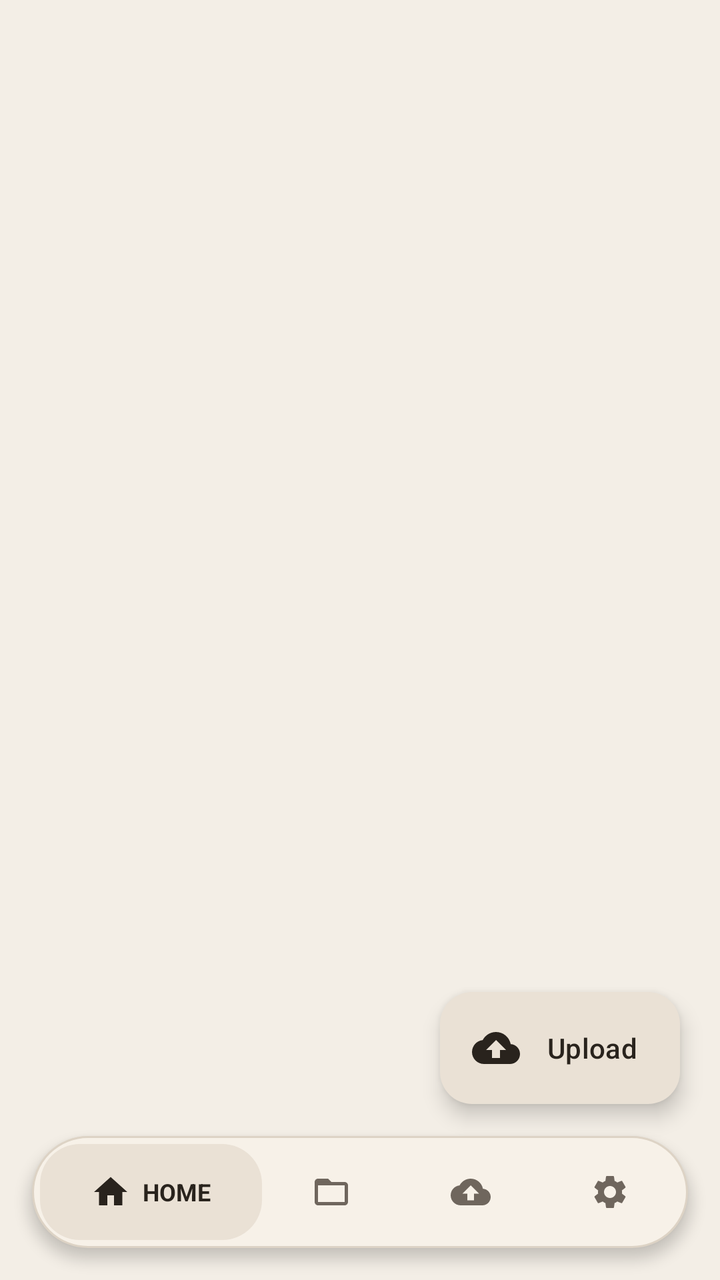
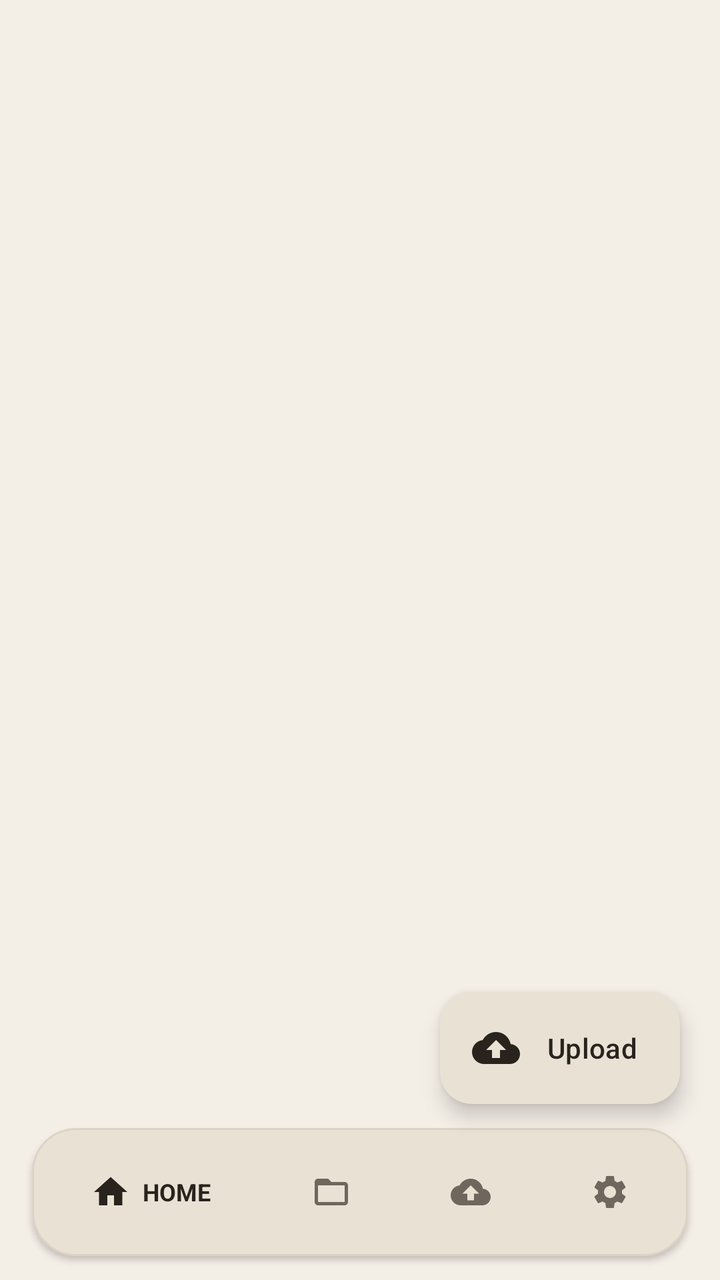

Two renders of the same Android screen: before a commit and after it. Below are the layout's source before the change and the commit's diff.
<!-- AndroidManifest.xml: application theme Theme.CipherVault -->
<!-- res/layout/activity_main.xml -->
<?xml version="1.0" encoding="utf-8"?>
<androidx.coordinatorlayout.widget.CoordinatorLayout
    xmlns:android="http://schemas.android.com/apk/res/android"
    xmlns:app="http://schemas.android.com/apk/res-auto"
    xmlns:tools="http://schemas.android.com/tools"
    android:id="@+id/main_root"
    android:layout_width="match_parent"
    android:layout_height="match_parent"
    android:background="?attr/colorSurface">

    
    <androidx.fragment.app.FragmentContainerView
        android:id="@+id/nav_host_container"
        android:layout_width="match_parent"
        android:layout_height="match_parent"
        android:layout_marginBottom="80dp" />

    
    <LinearLayout
        android:id="@+id/layoutPillNav"
        android:layout_width="match_parent"
        android:layout_height="56dp"
        android:layout_gravity="bottom"
        android:layout_marginStart="16dp"
        android:layout_marginEnd="16dp"
        android:layout_marginBottom="16dp"
        android:background="@drawable/bg_pill_nav_container"
        android:orientation="horizontal"
        android:gravity="center_vertical"
        android:padding="4dp"
        android:elevation="4dp">

        
        <LinearLayout
            android:id="@+id/tabHome"
            android:layout_width="0dp"
            android:layout_height="match_parent"
            android:layout_weight="1.6"
            android:background="@drawable/bg_pill_active"
            android:gravity="center"
            android:orientation="horizontal"
            android:paddingHorizontal="10dp"
            android:clickable="true"
            android:focusable="true">

            <ImageView
                android:layout_width="20dp"
                android:layout_height="20dp"
                android:contentDescription="@string/nav_home"
                android:src="@drawable/ic_nav_home"
                app:tint="?attr/colorOnPrimaryContainer" />

            <TextView
                android:id="@+id/textHome"
                android:layout_width="wrap_content"
                android:layout_height="wrap_content"
                android:layout_marginStart="6dp"
                android:text="@string/nav_home"
                android:textColor="?attr/colorOnPrimaryContainer"
                android:textSize="12sp"
                android:textStyle="bold"
                android:visibility="visible" />
        </LinearLayout>

        
        <LinearLayout
            android:id="@+id/tabFiles"
            android:layout_width="0dp"
            android:layout_height="match_parent"
            android:layout_weight="1.0"
            android:gravity="center"
            android:orientation="horizontal"
            android:paddingHorizontal="10dp"
            android:clickable="true"
            android:focusable="true">

            <ImageView
                android:layout_width="20dp"
                android:layout_height="20dp"
                android:contentDescription="@string/nav_files"
                android:src="@drawable/ic_nav_files"
                app:tint="?attr/colorOnSurfaceVariant" />

            <TextView
                android:id="@+id/textFiles"
                android:layout_width="wrap_content"
                android:layout_height="wrap_content"
                android:layout_marginStart="6dp"
                android:text="@string/nav_files"
                android:textColor="?attr/colorOnPrimaryContainer"
                android:textSize="12sp"
                android:textStyle="bold"
                android:visibility="gone" />
        </LinearLayout>

        
        <LinearLayout
            android:id="@+id/tabUpload"
            android:layout_width="0dp"
            android:layout_height="match_parent"
            android:layout_weight="1.0"
            android:gravity="center"
            android:orientation="horizontal"
            android:paddingHorizontal="10dp"
            android:clickable="true"
            android:focusable="true">

            <ImageView
                android:layout_width="20dp"
                android:layout_height="20dp"
                android:contentDescription="@string/nav_upload"
                android:src="@drawable/ic_file_upload"
                app:tint="?attr/colorOnSurfaceVariant" />

            <TextView
                android:id="@+id/textUpload"
                android:layout_width="wrap_content"
                android:layout_height="wrap_content"
                android:layout_marginStart="6dp"
                android:text="@string/nav_upload"
                android:textColor="?attr/colorOnPrimaryContainer"
                android:textSize="12sp"
                android:textStyle="bold"
                android:visibility="gone" />
        </LinearLayout>

        
        <LinearLayout
            android:id="@+id/tabSettings"
            android:layout_width="0dp"
            android:layout_height="match_parent"
            android:layout_weight="1.0"
            android:gravity="center"
            android:orientation="horizontal"
            android:paddingHorizontal="10dp"
            android:clickable="true"
            android:focusable="true">

            <ImageView
                android:layout_width="20dp"
                android:layout_height="20dp"
                android:contentDescription="@string/nav_settings"
                android:src="@drawable/ic_nav_settings"
                app:tint="?attr/colorOnSurfaceVariant" />

            <TextView
                android:id="@+id/textSettings"
                android:layout_width="wrap_content"
                android:layout_height="wrap_content"
                android:layout_marginStart="6dp"
                android:text="@string/nav_settings"
                android:textColor="?attr/colorOnPrimaryContainer"
                android:textSize="12sp"
                android:textStyle="bold"
                android:visibility="gone" />
        </LinearLayout>

    </LinearLayout>

    
    <com.google.android.material.floatingactionbutton.ExtendedFloatingActionButton
        android:id="@+id/fabUpload"
        android:layout_width="wrap_content"
        android:layout_height="wrap_content"
        android:layout_gravity="bottom|end"
        android:layout_marginEnd="20dp"
        android:layout_marginBottom="88dp"
        android:text="@string/fab_upload"
        android:textColor="?attr/colorOnPrimaryContainer"
        app:icon="@drawable/ic_file_upload"
        app:iconTint="?attr/colorOnPrimaryContainer"
        app:backgroundTint="?attr/colorPrimaryContainer"
        app:elevation="4dp"
        android:contentDescription="@string/fab_upload" />

</androidx.coordinatorlayout.widget.CoordinatorLayout>
<!-- resources referenced by this layout -->
<resources>
  <!-- drawable bg_pill_active (drawable) -->
  <?xml version="1.0" encoding="utf-8"?>
  <shape xmlns:android="http://schemas.android.com/apk/res/android"
      android:shape="rectangle">
      <solid android:color="?attr/colorPrimaryContainer" />
      <corners android:radius="20dp" />
  </shape>
  <!-- drawable bg_pill_nav_container (drawable) -->
  <?xml version="1.0" encoding="utf-8"?>
  <shape xmlns:android="http://schemas.android.com/apk/res/android"
      android:shape="rectangle">
      <solid android:color="?attr/colorSurfaceContainerHigh" />
      <corners android:radius="30dp" />
      <stroke
          android:width="1dp"
          android:color="?attr/colorOutlineVariant" />
  </shape>
  <!-- drawable ic_nav_files (drawable) -->
  <vector xmlns:android="http://schemas.android.com/apk/res/android"
      android:width="24dp"
      android:height="24dp"
      android:viewportWidth="24"
      android:viewportHeight="24">
    <path
        android:fillColor="@android:color/white"
        android:pathData="M20,6h-8l-2,-2H4C2.9,4 2.01,4.9 2.01,6L2,18c0,1.1 0.9,2 2,2h16c1.1,0 2,-0.9 2,-2V8c0,-1.1 -0.9,-2 -2,-2zM20,18H4V8h16v10z"/>
  </vector>
  <!-- drawable ic_nav_home (drawable) -->
  <vector xmlns:android="http://schemas.android.com/apk/res/android"
      android:width="24dp"
      android:height="24dp"
      android:viewportWidth="24"
      android:viewportHeight="24">
    <path
        android:fillColor="@android:color/white"
        android:pathData="M10,20v-6h4v6h5v-8h3L12,3 2,12h3v8z"/>
  </vector>
  <string name="fab_upload">Upload</string>
  <string name="nav_files">FILES</string>
  <string name="nav_home">HOME</string>
  <string name="nav_settings">SETTINGS</string>
  <string name="nav_upload">UPLOAD</string>
  <color name="cv_light_primary_brown">#6B5239</color>
  <color name="cv_light_surface">#FFFDF9</color>
  <color name="cv_light_surface_container">#EAE1D5</color>
  <color name="cv_light_text_primary">#29231D</color>
  <color name="cv_light_caramel">#A68157</color>
  <color name="cv_light_surface_elevated">#F7F1E8</color>
  <color name="cv_light_bg">#F3EEE6</color>
  <color name="cv_light_text_secondary">#6F665D</color>
  <color name="cv_light_outline">#C9BDAF</color>
  <color name="cv_light_outline_variant">#DDD3C5</color>
  <color name="status_error">#EF4444</color>
  <color name="status_error_container">#3D1515</color>
  <style name="ShapeAppearance.CipherVault.Small" parent="ShapeAppearance.Material3.Corner.Small">
          <item name="cornerSize">14dp</item>
      </style>
  <style name="ShapeAppearance.CipherVault.Medium" parent="ShapeAppearance.Material3.Corner.Medium">
          <item name="cornerSize">20dp</item>
      </style>
  <style name="ShapeAppearance.CipherVault.Large" parent="ShapeAppearance.Material3.Corner.Large">
          <item name="cornerSize">28dp</item>
      </style>
  <style name="Theme.CipherVault.BottomSheetDialog" parent="ThemeOverlay.Material3.BottomSheetDialog">
          <item name="bottomSheetStyle">@style/Widget.CipherVault.BottomSheet</item>
      </style>
  <style name="Widget.CipherVault.BottomSheet" parent="Widget.Material3.BottomSheet">
          <item name="shapeAppearance">@style/ShapeAppearance.CipherVault.BottomSheet</item>
          <item name="backgroundTint">@color/cv_light_surface</item>
      </style>
  <style name="ShapeAppearance.CipherVault.BottomSheet" parent="ShapeAppearance.Material3.Corner.Large">
          <item name="cornerSizeTopLeft">28dp</item>
          <item name="cornerSizeTopRight">28dp</item>
          <item name="cornerSizeBottomLeft">0dp</item>
          <item name="cornerSizeBottomRight">0dp</item>
      </style>
  <!-- unchanged entries left out for length: 3 -->
</resources>

<!-- the commit's change to res/layout/activity_main.xml (unified diff, before → after) -->
@@ -2,7 +2,6 @@
 <androidx.coordinatorlayout.widget.CoordinatorLayout
     xmlns:android="http://schemas.android.com/apk/res/android"
     xmlns:app="http://schemas.android.com/apk/res-auto"
-    xmlns:tools="http://schemas.android.com/tools"
     android:id="@+id/main_root"
     android:layout_width="match_parent"
     android:layout_height="match_parent"
@@ -13,149 +12,162 @@
         android:id="@+id/nav_host_container"
         android:layout_width="match_parent"
         android:layout_height="match_parent"
-        android:layout_marginBottom="80dp" />
+        android:layout_marginBottom="84dp" />
 
     
-    <LinearLayout
-        android:id="@+id/layoutPillNav"
+    <com.google.android.material.card.MaterialCardView
         android:layout_width="match_parent"
-        android:layout_height="56dp"
+        android:layout_height="64dp"
         android:layout_gravity="bottom"
         android:layout_marginStart="16dp"
         android:layout_marginEnd="16dp"
-        android:layout_marginBottom="16dp"
-        android:background="@drawable/bg_pill_nav_container"
-        android:orientation="horizontal"
-        android:gravity="center_vertical"
-        android:padding="4dp"
-        android:elevation="4dp">
+        android:layout_marginBottom="12dp"
+        app:cardBackgroundColor="?attr/colorSurfaceContainerLow"
+        app:cardCornerRadius="22dp"
+        app:cardElevation="2dp"
+        app:strokeColor="?attr/colorOutlineVariant"
+        app:strokeWidth="1dp">
 
-        
         <LinearLayout
-            android:id="@+id/tabHome"
-            android:layout_width="0dp"
+            android:id="@+id/layoutPillNav"
+            android:layout_width="match_parent"
             android:layout_height="match_parent"
-            android:layout_weight="1.6"
-            android:background="@drawable/bg_pill_active"
-            android:gravity="center"
+            android:gravity="center_vertical"
             android:orientation="horizontal"
-            android:paddingHorizontal="10dp"
-            android:clickable="true"
-            android:focusable="true">
+            android:padding="4dp">
 
-            <ImageView
-                android:layout_width="20dp"
-                android:layout_height="20dp"
-                android:contentDescription="@string/nav_home"
-                android:src="@drawable/ic_nav_home"
-                app:tint="?attr/colorOnPrimaryContainer" />
+            
+            <LinearLayout
+                android:id="@+id/tabHome"
+                android:layout_width="0dp"
+                android:layout_height="match_parent"
+                android:layout_weight="1.6"
+                android:background="@drawable/bg_pill_active"
+                android:clickable="true"
+                android:focusable="true"
+                android:gravity="center"
+                android:orientation="horizontal"
+                android:paddingHorizontal="10dp">
 
-            <TextView
-                android:id="@+id/textHome"
-                android:layout_width="wrap_content"
-                android:layout_height="wrap_content"
-                android:layout_marginStart="6dp"
-                android:text="@string/nav_home"
-                android:textColor="?attr/colorOnPrimaryContainer"
-                android:textSize="12sp"
-                android:textStyle="bold"
-                android:visibility="visible" />
+                <ImageView
+                    android:layout_width="20dp"
+                    android:layout_height="20dp"
+                    android:contentDescription="@string/nav_home"
+                    android:src="@drawable/ic_nav_home"
+                    app:tint="?attr/colorOnPrimaryContainer" />
+
+                <TextView
+                    android:id="@+id/textHome"
+                    android:layout_width="wrap_content"
+                    android:layout_height="wrap_content"
+                    android:layout_marginStart="6dp"
+                    android:text="@string/nav_home"
+                    android:textColor="?attr/colorOnPrimaryContainer"
+                    android:textSize="12sp"
+                    android:textStyle="bold"
+                    android:visibility="visible" />
+
+            </LinearLayout>
+
+            
+            <LinearLayout
+                android:id="@+id/tabFiles"
+                android:layout_width="0dp"
+                android:layout_height="match_parent"
+                android:layout_weight="1"
+                android:clickable="true"
+                android:focusable="true"
+                android:gravity="center"
+                android:orientation="horizontal"
+                android:paddingHorizontal="10dp">
+
+                <ImageView
+                    android:layout_width="20dp"
+                    android:layout_height="20dp"
+                    android:contentDescription="@string/nav_files"
+                    android:src="@drawable/ic_nav_files"
+                    app:tint="?attr/colorOnSurfaceVariant" />
+
+                <TextView
+                    android:id="@+id/textFiles"
+                    android:layout_width="wrap_content"
+                    android:layout_height="wrap_content"
+                    android:layout_marginStart="6dp"
+                    android:text="@string/nav_files"
+                    android:textColor="?attr/colorOnPrimaryContainer"
+                    android:textSize="12sp"
+                    android:textStyle="bold"
+                    android:visibility="gone" />
+
+            </LinearLayout>
+
+            
+            <LinearLayout
+                android:id="@+id/tabUpload"
+                android:layout_width="0dp"
+                android:layout_height="match_parent"
+                android:layout_weight="1"
+                android:clickable="true"
+                android:focusable="true"
+                android:gravity="center"
+                android:orientation="horizontal"
+                android:paddingHorizontal="10dp">
+
+                <ImageView
+                    android:layout_width="20dp"
+                    android:layout_height="20dp"
+                    android:contentDescription="@string/nav_upload"
+                    android:src="@drawable/ic_file_upload"
+                    app:tint="?attr/colorOnSurfaceVariant" />
+
+                <TextView
+                    android:id="@+id/textUpload"
+                    android:layout_width="wrap_content"
+                    android:layout_height="wrap_content"
+                    android:layout_marginStart="6dp"
+                    android:text="@string/nav_upload"
+                    android:textColor="?attr/colorOnPrimaryContainer"
+                    android:textSize="12sp"
+                    android:textStyle="bold"
+                    android:visibility="gone" />
+
+            </LinearLayout>
+
+            
+            <LinearLayout
+                android:id="@+id/tabSettings"
+                android:layout_width="0dp"
+                android:layout_height="match_parent"
+                android:layout_weight="1"
+                android:clickable="true"
+                android:focusable="true"
+                android:gravity="center"
+                android:orientation="horizontal"
+                android:paddingHorizontal="10dp">
+
+                <ImageView
+                    android:layout_width="20dp"
+                    android:layout_height="20dp"
+                    android:contentDescription="@string/nav_settings"
+                    android:src="@drawable/ic_nav_settings"
+                    app:tint="?attr/colorOnSurfaceVariant" />
+
+                <TextView
+                    android:id="@+id/textSettings"
+                    android:layout_width="wrap_content"
+                    android:layout_height="wrap_content"
+                    android:layout_marginStart="6dp"
+                    android:text="@string/nav_settings"
+                    android:textColor="?attr/colorOnPrimaryContainer"
+                    android:textSize="12sp"
+                    android:textStyle="bold"
+                    android:visibility="gone" />
+
+            </LinearLayout>
+
         </LinearLayout>
 
-        
-        <LinearLayout
-            android:id="@+id/tabFiles"
-            android:layout_width="0dp"
-            android:layout_height="match_parent"
-            android:layout_weight="1.0"
-            android:gravity="center"
-            android:orientation="horizontal"
-            android:paddingHorizontal="10dp"
-            android:clickable="true"
-            android:focusable="true">
-
-            <ImageView
-                android:layout_width="20dp"
-                android:layout_height="20dp"
-                android:contentDescription="@string/nav_files"
-                android:src="@drawable/ic_nav_files"
-                app:tint="?attr/colorOnSurfaceVariant" />
-
-            <TextView
-                android:id="@+id/textFiles"
-                android:layout_width="wrap_content"
-                android:layout_height="wrap_content"
-                android:layout_marginStart="6dp"
-                android:text="@string/nav_files"
-                android:textColor="?attr/colorOnPrimaryContainer"
-                android:textSize="12sp"
-                android:textStyle="bold"
-                android:visibility="gone" />
-        </LinearLayout>
-
-        
-        <LinearLayout
-            android:id="@+id/tabUpload"
-            android:layout_width="0dp"
-            android:layout_height="match_parent"
-            android:layout_weight="1.0"
-            android:gravity="center"
-            android:orientation="horizontal"
-            android:paddingHorizontal="10dp"
-            android:clickable="true"
-            android:focusable="true">
-
-            <ImageView
-                android:layout_width="20dp"
-                android:layout_height="20dp"
-                android:contentDescription="@string/nav_upload"
-                android:src="@drawable/ic_file_upload"
-                app:tint="?attr/colorOnSurfaceVariant" />
-
-            <TextView
-                android:id="@+id/textUpload"
-                android:layout_width="wrap_content"
-                android:layout_height="wrap_content"
-                android:layout_marginStart="6dp"
-                android:text="@string/nav_upload"
-                android:textColor="?attr/colorOnPrimaryContainer"
-                android:textSize="12sp"
-                android:textStyle="bold"
-                android:visibility="gone" />
-        </LinearLayout>
-
-        
-        <LinearLayout
-            android:id="@+id/tabSettings"
-            android:layout_width="0dp"
-            android:layout_height="match_parent"
-            android:layout_weight="1.0"
-            android:gravity="center"
-            android:orientation="horizontal"
-            android:paddingHorizontal="10dp"
-            android:clickable="true"
-            android:focusable="true">
-
-            <ImageView
-                android:layout_width="20dp"
-                android:layout_height="20dp"
-                android:contentDescription="@string/nav_settings"
-                android:src="@drawable/ic_nav_settings"
-                app:tint="?attr/colorOnSurfaceVariant" />
-
-            <TextView
-                android:id="@+id/textSettings"
-                android:layout_width="wrap_content"
-                android:layout_height="wrap_content"
-                android:layout_marginStart="6dp"
-                android:text="@string/nav_settings"
-                android:textColor="?attr/colorOnPrimaryContainer"
-                android:textSize="12sp"
-                android:textStyle="bold"
-                android:visibility="gone" />
-        </LinearLayout>
-
-    </LinearLayout>
+    </com.google.android.material.card.MaterialCardView>
 
     
     <com.google.android.material.floatingactionbutton.ExtendedFloatingActionButton
@@ -165,12 +177,12 @@
         android:layout_gravity="bottom|end"
         android:layout_marginEnd="20dp"
         android:layout_marginBottom="88dp"
+        android:contentDescription="@string/fab_upload"
         android:text="@string/fab_upload"
         android:textColor="?attr/colorOnPrimaryContainer"
+        app:backgroundTint="?attr/colorPrimaryContainer"
+        app:elevation="3dp"
         app:icon="@drawable/ic_file_upload"
-        app:iconTint="?attr/colorOnPrimaryContainer"
-        app:backgroundTint="?attr/colorPrimaryContainer"
-        app:elevation="4dp"
-        android:contentDescription="@string/fab_upload" />
+        app:iconTint="?attr/colorOnPrimaryContainer" />
 
 </androidx.coordinatorlayout.widget.CoordinatorLayout>
<!-- resource entries referenced after the edit -->
@@ -6,16 +6,6 @@
       android:shape="rectangle">
       <solid android:color="?attr/colorPrimaryContainer" />
       <corners android:radius="20dp" />
-  </shape>
-  <!-- drawable bg_pill_nav_container (drawable) -->
-  <?xml version="1.0" encoding="utf-8"?>
-  <shape xmlns:android="http://schemas.android.com/apk/res/android"
-      android:shape="rectangle">
-      <solid android:color="?attr/colorSurfaceContainerHigh" />
-      <corners android:radius="30dp" />
-      <stroke
-          android:width="1dp"
-          android:color="?attr/colorOutlineVariant" />
   </shape>
   <!-- drawable ic_nav_files (drawable) -->
   <vector xmlns:android="http://schemas.android.com/apk/res/android"
